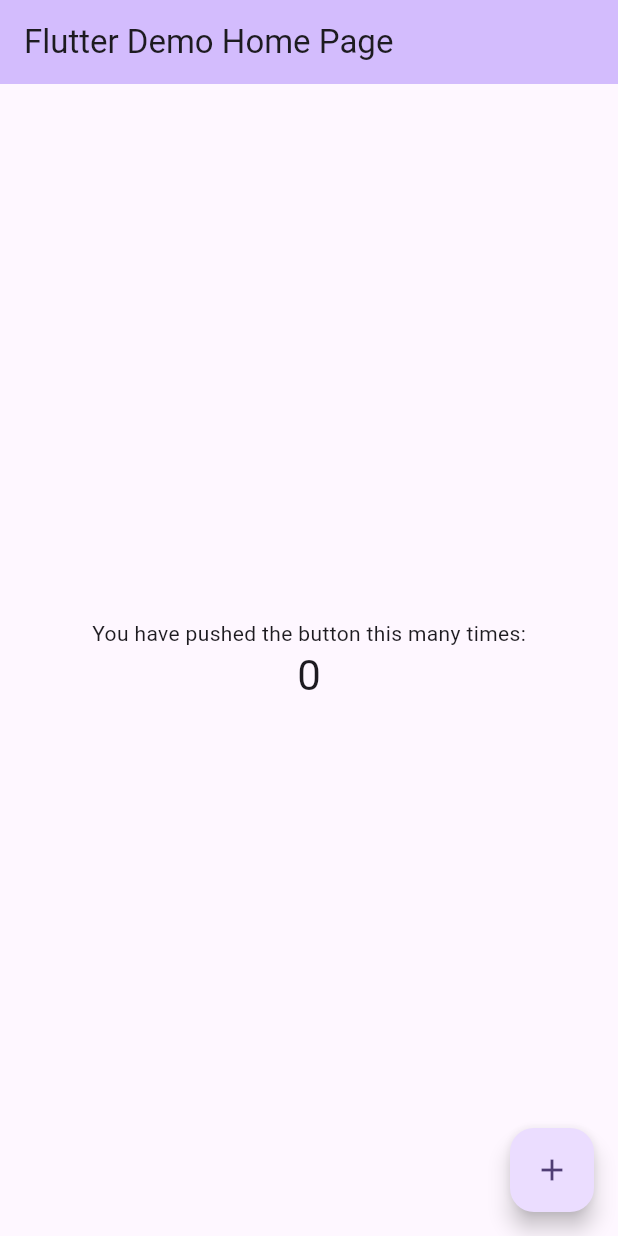
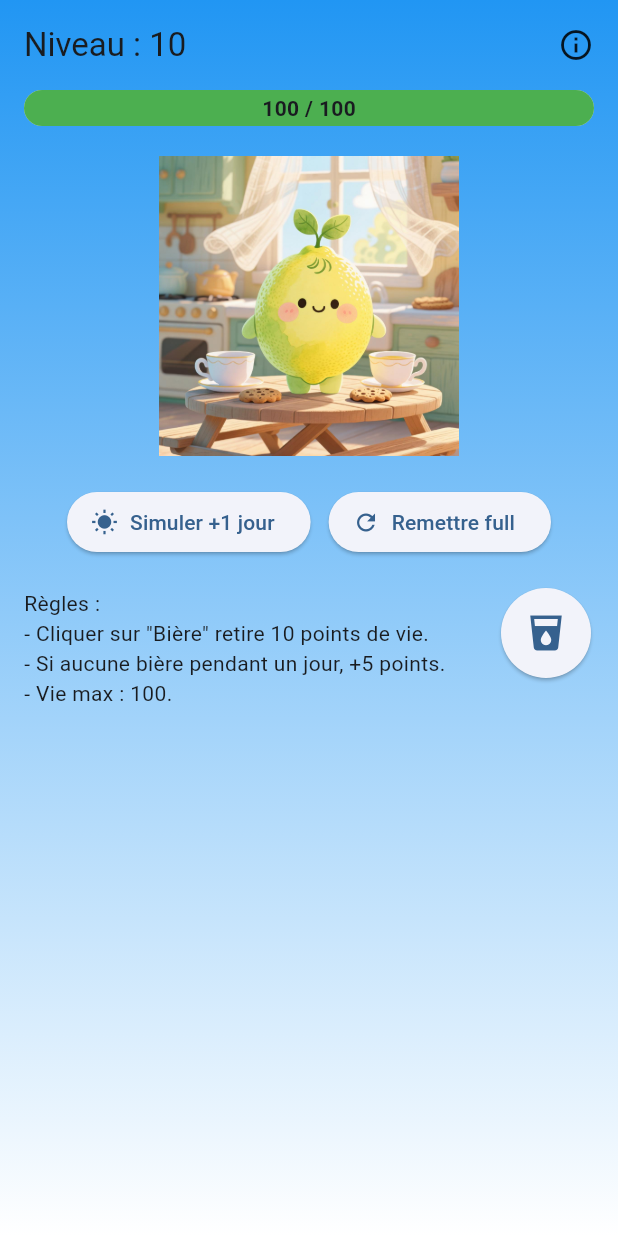
Before and after one commit to Melshea01/Jaune, a Flutter app: the screen it shows after launch, on a phone screen of 412 x 824 dp. Run offline on Flutter 3.47's test engine with Material 3 defaults, Android fonts, the light colour scheme and no system bars; our stand-ins replace shared_preferences.

Commit message:
feat : mvp first design

```diff
--- a/lib/main.dart
+++ b/lib/main.dart
@@ -1,4 +1,6 @@
+import 'dart:async';
 import 'package:flutter/material.dart';
+import 'package:shared_preferences/shared_preferences.dart';
 
 void main() {
   runApp(const MyApp());
@@ -7,45 +9,20 @@
 class MyApp extends StatelessWidget {
   const MyApp({super.key});
 
-  // This widget is the root of your application.
   @override
   Widget build(BuildContext context) {
     return MaterialApp(
-      title: 'Flutter Demo',
+      title: 'Flutter Demo - Vie personnage',
       theme: ThemeData(
-        // This is the theme of your application.
-        //
-        // TRY THIS: Try running your application with "flutter run". You'll see
-        // the application has a purple toolbar. Then, without quitting the app,
-        // try changing the seedColor in the colorScheme below to Colors.green
-        // and then invoke "hot reload" (save your changes or press the "hot
-        // reload" button in a Flutter-supported IDE, or press "r" if you used
-        // the command line to start the app).
-        //
-        // Notice that the counter didn't reset back to zero; the application
-        // state is not lost during the reload. To reset the state, use hot
-        // restart instead.
-        //
-        // This works for code too, not just values: Most code changes can be
-        // tested with just a hot reload.
-        colorScheme: ColorScheme.fromSeed(seedColor: Colors.deepPurple),
+        colorScheme: ColorScheme.fromSeed(seedColor: Colors.blue),
       ),
-      home: const MyHomePage(title: 'Flutter Demo Home Page'),
+      home: const MyHomePage(title: 'Personnage & barre de vie'),
     );
   }
 }
 
 class MyHomePage extends StatefulWidget {
   const MyHomePage({super.key, required this.title});
-
-  // This widget is the home page of your application. It is stateful, meaning
-  // that it has a State object (defined below) that contains fields that affect
-  // how it looks.
-
-  // This class is the configuration for the state. It holds the values (in this
-  // case the title) provided by the parent (in this case the App widget) and
-  // used by the build method of the State. Fields in a Widget subclass are
-  // always marked "final".
 
   final String title;
 
@@ -54,69 +31,215 @@
 }
 
 class _MyHomePageState extends State<MyHomePage> {
-  int _counter = 0;
+  static const int maxHealth = 100;
+  static const int damagePerClick = 10;
+  static const int regenPerDay = 5;
 
-  void _incrementCounter() {
+  int _health = maxHealth;
+  DateTime _lastUpdate = DateTime.now();
+
+  final String _kHealthKey = 'player_health';
+  final String _kLastUpdateKey = 'player_last_update';
+
+  @override
+  void initState() {
+    super.initState();
+    _loadState();
+  }
+
+  Future<void> _loadState() async {
+    final prefs = await SharedPreferences.getInstance();
+    final savedHealth = prefs.getInt(_kHealthKey);
+    final savedMillis = prefs.getInt(_kLastUpdateKey);
+
+    if (savedHealth != null && savedMillis != null) {
+      DateTime savedDate = DateTime.fromMillisecondsSinceEpoch(savedMillis);
+      final days = DateTime.now().difference(savedDate).inDays;
+      int newHealth = savedHealth + days * regenPerDay;
+      if (newHealth > maxHealth) newHealth = maxHealth;
+
+      setState(() {
+        _health = newHealth;
+        _lastUpdate = savedDate;
+      });
+
+      await _saveState();
+    } else {
+      setState(() {
+        _health = maxHealth;
+        _lastUpdate = DateTime.now();
+      });
+      await _saveState();
+    }
+  }
+
+  Future<void> _saveState() async {
+    final prefs = await SharedPreferences.getInstance();
+    await prefs.setInt(_kHealthKey, _health);
+    await prefs.setInt(_kLastUpdateKey, DateTime.now().millisecondsSinceEpoch);
+    _lastUpdate = DateTime.now();
+  }
+
+  void _drinkBeer() {
     setState(() {
-      // This call to setState tells the Flutter framework that something has
-      // changed in this State, which causes it to rerun the build method below
-      // so that the display can reflect the updated values. If we changed
-      // _counter without calling setState(), then the build method would not be
-      // called again, and so nothing would appear to happen.
-      _counter++;
+      _health = (_health - damagePerClick).clamp(0, maxHealth);
     });
+    _saveState();
+  }
+
+  void _simulateDays(int days) {
+    setState(() {
+      _health = (_health + days * regenPerDay).clamp(0, maxHealth);
+    });
+    _saveState();
   }
 
   @override
+  @override
   Widget build(BuildContext context) {
-    // This method is rerun every time setState is called, for instance as done
-    // by the _incrementCounter method above.
-    //
-    // The Flutter framework has been optimized to make rerunning build methods
-    // fast, so that you can just rebuild anything that needs updating rather
-    // than having to individually change instances of widgets.
+    final double percent = _health / maxHealth;
+
     return Scaffold(
-      appBar: AppBar(
-        // TRY THIS: Try changing the color here to a specific color (to
-        // Colors.amber, perhaps?) and trigger a hot reload to see the AppBar
-        // change color while the other colors stay the same.
-        backgroundColor: Theme.of(context).colorScheme.inversePrimary,
-        // Here we take the value from the MyHomePage object that was created by
-        // the App.build method, and use it to set our appbar title.
-        title: Text(widget.title),
-      ),
-      body: Center(
-        // Center is a layout widget. It takes a single child and positions it
-        // in the middle of the parent.
-        child: Column(
-          // Column is also a layout widget. It takes a list of children and
-          // arranges them vertically. By default, it sizes itself to fit its
-          // children horizontally, and tries to be as tall as its parent.
-          //
-          // Column has various properties to control how it sizes itself and
-          // how it positions its children. Here we use mainAxisAlignment to
-          // center the children vertically; the main axis here is the vertical
-          // axis because Columns are vertical (the cross axis would be
-          // horizontal).
-          //
-          // TRY THIS: Invoke "debug painting" (choose the "Toggle Debug Paint"
-          // action in the IDE, or press "p" in the console), to see the
-          // wireframe for each widget.
-          mainAxisAlignment: MainAxisAlignment.center,
-          children: <Widget>[
-            const Text('You have pushed the button this many times:'),
-            Text(
-              '$_counter',
-              style: Theme.of(context).textTheme.headlineMedium,
+      body: SafeArea(
+        child: Container(
+          decoration: const BoxDecoration(
+            gradient: LinearGradient(
+              colors: [Colors.blue, Colors.white],
+              begin: Alignment.topCenter,
+              end: Alignment.bottomCenter,
             ),
-          ],
+          ),
+          child: SingleChildScrollView(
+            padding: const EdgeInsets.all(16),
+            child: ConstrainedBox(
+              constraints: BoxConstraints(
+                minHeight: MediaQuery.of(context).size.height,
+              ),
+              child: Column(
+                crossAxisAlignment: CrossAxisAlignment.stretch,
+                children: [
+                  // === Ligne du haut : niveau + info ===
+                  Row(
+                    mainAxisAlignment: MainAxisAlignment.spaceBetween,
+                    children: [
+                      Text(
+                        'Niveau : ${(_health / 10).floor()}',
+                        style: Theme.of(context).textTheme.titleLarge,
+                      ),
+                      Tooltip(
+                        message:
+                            'Ton niveau dépend de ta vie. Clique sur bière pour perdre, attends pour regagner.',
+                        child: const Icon(Icons.info_outline),
+                      ),
+                    ],
+                  ),
+
+                  const SizedBox(height: 16),
+
+                  // === Barre de vie ===
+                  Stack(
+                    alignment: Alignment.centerLeft,
+                    children: [
+                      Container(
+                        height: 24,
+                        decoration: BoxDecoration(
+                          borderRadius: BorderRadius.circular(12),
+                          color: Colors.grey.shade300,
+                        ),
+                      ),
+                      FractionallySizedBox(
+                        widthFactor: percent,
+                        child: Container(
+                          height: 24,
+                          decoration: BoxDecoration(
+                            borderRadius: BorderRadius.circular(12),
+                            color:
+                                percent > 0.6
+                                    ? Colors.green
+                                    : (percent > 0.3
+                                        ? Colors.orange
+                                        : Colors.red),
+                          ),
+                        ),
+                      ),
+                      Center(
+                        child: Text(
+                          '${_health} / $maxHealth',
+                          style: const TextStyle(fontWeight: FontWeight.bold),
+                        ),
+                      ),
+                    ],
+                  ),
+
+                  const SizedBox(height: 20),
+
+                  // === Image du personnage ===
+                  Center(
+                    child: Image.asset(
+                      'assets/avatar.png',
+                      height: 200,
+                      fit: BoxFit.contain,
+                    ),
+                  ),
+
+                  const SizedBox(height: 20),
+
+                  // === Boutons de simulation ===
+                  Wrap(
+                    alignment: WrapAlignment.center,
+                    spacing: 12,
+                    runSpacing: 12,
+                    children: [
+                      ElevatedButton.icon(
+                        onPressed: () => _simulateDays(1),
+                        icon: const Icon(Icons.wb_sunny),
+                        label: const Text('Simuler +1 jour'),
+                      ),
+                      ElevatedButton.icon(
+                        onPressed: () {
+                          setState(() {
+                            _health = maxHealth;
+                          });
+                          _saveState();
+                        },
+                        icon: const Icon(Icons.refresh),
+                        label: const Text('Remettre full'),
+                      ),
+                    ],
+                  ),
+
+                  const SizedBox(height: 20),
+
+                  Row(
+                    crossAxisAlignment: CrossAxisAlignment.start,
+                    children: [
+                      // Règles à gauche
+                      Expanded(
+                        child: Text(
+                          'Règles :\n'
+                          '- Cliquer sur "Bière" retire $damagePerClick points de vie.\n'
+                          '- Si aucune bière pendant un jour, +$regenPerDay points.\n'
+                          '- Vie max : $maxHealth.',
+                          textAlign: TextAlign.left,
+                        ),
+                      ),
+                      const SizedBox(width: 16),
+                      ElevatedButton(
+                        onPressed: _drinkBeer,
+                        style: ElevatedButton.styleFrom(
+                          shape: const CircleBorder(),
+                          padding: const EdgeInsets.all(16),
+                        ),
+                        child: const Icon(Icons.local_drink, size: 28),
+                      ),
+                    ],
+                  ),
+                ],
+              ),
+            ),
+          ),
         ),
       ),
-      floatingActionButton: FloatingActionButton(
-        onPressed: _incrementCounter,
-        tooltip: 'Increment',
-        child: const Icon(Icons.add),
-      ), // This trailing comma makes auto-formatting nicer for build methods.
     );
   }
 }
--- a/pubspec.yaml
+++ b/pubspec.yaml
@@ -34,6 +34,7 @@ dependencies:
   # The following adds the Cupertino Icons font to your application.
   # Use with the CupertinoIcons class for iOS style icons.
   cupertino_icons: ^1.0.8
+  shared_preferences: ^2.5.3
 
 dev_dependencies:
   flutter_test:
@@ -56,6 +57,8 @@ flutter:
   # included with your application, so that you can use the icons in
   # the material Icons class.
   uses-material-design: true
+  assets:
+    - assets/avatar.png
 
   # To add assets to your application, add an assets section, like this:
   # assets:
```
Also changed, not shown: assets/avatar.png (added), pubspec.lock, 1 other file.
